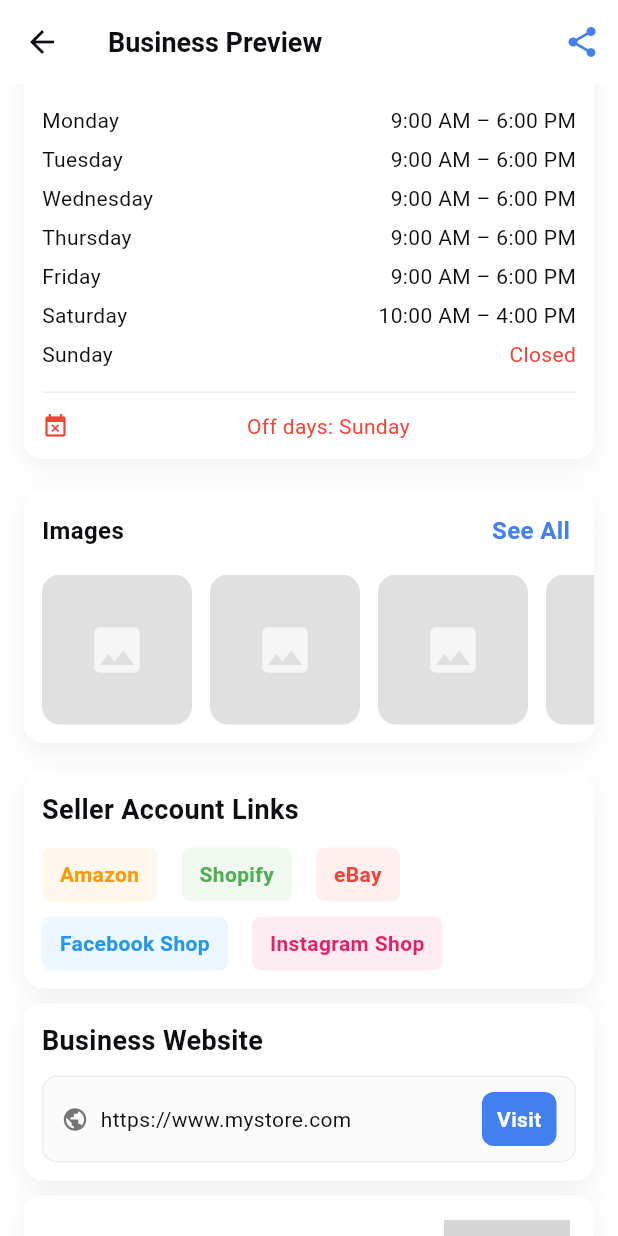
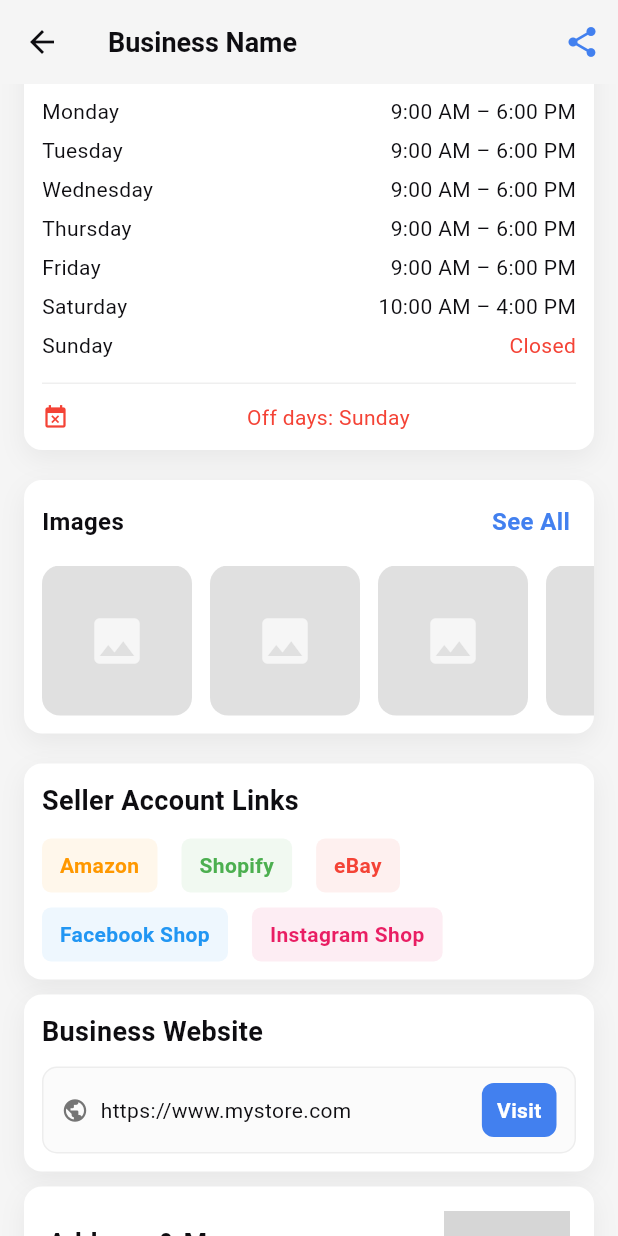
Before and after one commit to shemildevani/customerApp, a Flutter app: the BusinessScreen screen opened directly, scrolled down 576 dp, after a tap on "Visit", on a phone screen of 412 x 824 dp. Run offline on Flutter 3.47's test engine with Material 3 defaults, Android fonts, the phone set to English and light mode, and no system bars; our stand-ins replace connectivity_plus, flutter_otp_text_field, flutter_spinkit, flutter_svg, font_awesome_flutter, get and 5 more; missing offline and left inert: mobile_scanner; accounts and stored records are empty; grey boxes are pictures that could not be loaded.

Commit message:
some changes

```diff
--- a/lib/config/theme/theme.dart
+++ b/lib/config/theme/theme.dart
@@ -9,12 +9,13 @@
     // fontFamily: 'DMSans',
     brightness: Brightness.light,
     primaryColor: AppColors.primary,
+
     // applyElevationOverlayColor: true,
     // secondaryHeaderColor: AppColors.red,
-    scaffoldBackgroundColor: AppColors.white,
+    scaffoldBackgroundColor: Color.fromRGBO(245, 245, 245, 1),
     // splashColor: AppColors.grey1,
     appBarTheme: const AppBarTheme(
-      backgroundColor: AppColors.white,
+      backgroundColor: Color.fromRGBO(245, 245, 245, 1),
       surfaceTintColor: Colors.transparent,
       iconTheme: IconThemeData(color: AppColors.black),
       elevation: 0,
--- a/lib/screens/auth/login/login_screen.dart
+++ b/lib/screens/auth/login/login_screen.dart
@@ -85,16 +85,11 @@
                           color: AppColors.black,
                           fontWeight: appMediumFont,
                         ),
-
                         cursorColor: AppColors.primary,
                         textInputAction: TextInputAction.done,
                         autovalidateMode: AutovalidateMode.onUserInteraction,
                         initialValue: '+${cnt.countryDialCode.value}',
                         controller: cnt.phoneNumberController,
-
-                        onCountryChanged: (value) {
-                          cnt.countryDialCode.value = value.dialCode;
-                        },
                         invalidNumberMessage: 'Invalid phone number',
                         validator: (value) {
                           if (value == null || value.number.isEmpty) {
--- a/lib/screens/auth/login/login_screen_cnt.dart
+++ b/lib/screens/auth/login/login_screen_cnt.dart
@@ -4,7 +4,7 @@
 
 class LoginScreenCnt extends GetxController {
   final phoneNumberController = TextEditingController();
-  final countryDialCode = ''.obs;
+  final countryDialCode = '91'.obs;
   final isLoading = false.obs;
 
   @override
--- a/lib/screens/business_screen/business_screen.dart
+++ b/lib/screens/business_screen/business_screen.dart
@@ -20,7 +20,6 @@
 import 'package:font_awesome_flutter/font_awesome_flutter.dart';
 import 'package:get/get.dart';
 import 'package:share_plus/share_plus.dart';
-import 'package:url_launcher/url_launcher.dart';
 
 class BusinessScreen extends StatefulWidget {
   const BusinessScreen({super.key});
@@ -36,9 +35,10 @@
   Widget build(BuildContext context) {
     return Scaffold(
       appBar: buildAppBar(
-        title: 'Business Preview',
+        title: 'Business Name',
         action: [
           IconButton(
+            // ignore: deprecated_member_use
             onPressed: () async => Share.share('https://www.mystore.com'),
             icon: const Icon(Icons.share),
           ),
@@ -110,57 +110,12 @@
 
   @override
   Widget build(BuildContext context) {
-    return Padding(
-      padding: const EdgeInsets.symmetric(horizontal: 16),
-      child: Container(
-        padding: const EdgeInsets.symmetric(vertical: 12),
-        decoration: BoxDecoration(
-          borderRadius: BorderRadius.circular(12),
-          color: AppColors.white,
-          boxShadow: [
-            BoxShadow(
-              color: AppColors.black.withOpacity(0.06),
-              blurRadius: 14,
-              offset: const Offset(0, 6),
-            ),
-          ],
-        ),
-        child: Column(
-          crossAxisAlignment: CrossAxisAlignment.start,
-          children: [
-            Padding(
-              padding: EdgeInsets.only(left: 12),
-              child: AppText(
-                text: "Ongoing Offers",
-                fontWeight: appBoldFont,
-                fontSize: AppFontSize.s18,
-              ),
-            ),
-            AppSpacing.h6,
-            SizedBox(
-              height: 130,
-              child: ListView.builder(
-                scrollDirection: Axis.horizontal,
-                itemCount: 3,
-                itemBuilder:
-                    (context, index) => Padding(
-                      padding: EdgeInsets.only(
-                        left: index == 0 ? 12 : 6,
-                        right: index == 2 ? 12 : 6,
-                      ),
-                      child: OfferCard(
-                        title: 'Summer Sale ${index + 1}',
-                        subtitle: 'Flat 30% OFF on all T-Shirts',
-                        discountText: '30% OFF',
-                        validText: 'Valid till 30 Sep',
-                        imageAsset: 'assets/images/banner.jpg',
-                      ),
-                    ),
-              ),
-            ),
-          ],
-        ),
-      ),
+    return OfferCard(
+      title: 'Summer Sale',
+      subtitle: 'Flat 30% OFF on all T-Shirts',
+      discountText: '30% OFF',
+      validText: 'Valid till 30 Sep',
+      imageAsset: 'assets/images/banner.jpg',
     );
   }
 }
@@ -316,8 +271,7 @@
                   final String upiId =
                       "yourupiid@upi"; // 👈 your business UPI ID
                   Clipboard.setData(ClipboardData(text: upiId));
-                  showAppSnackBar( "UPI ID copied to clipboard");
-
+                  showAppSnackBar("UPI ID copied to clipboard");
                 },
               ),
             ],
--- a/lib/screens/business_screen/widgets/ongoing_offers_card.dart
+++ b/lib/screens/business_screen/widgets/ongoing_offers_card.dart
@@ -1,86 +1,5 @@
-// --- Ongoing Offers Section (UI only) ---
-// ignore_for_file: deprecated_member_use
-
 import 'package:customer_app/config/app_color/app_color.dart';
 import 'package:flutter/material.dart';
-
-// class OngoingOffersSection extends StatelessWidget {
-//   const OngoingOffersSection({super.key});
-
-//   @override
-//   Widget build(BuildContext context) {
-//     return Container(
-//       decoration: BoxDecoration(
-//         color: AppColors.white,
-//         borderRadius: BorderRadius.circular(12),
-//         boxShadow: [
-//           BoxShadow(
-//             color: AppColors.black.withOpacity(0.06),
-//             blurRadius: 14,
-//             offset: const Offset(0, 6),
-//           ),
-//         ],
-//       ),
-//       padding: const EdgeInsets.all(12),
-//       child: Column(
-//         crossAxisAlignment: CrossAxisAlignment.start,
-//         children: [
-//           // Header
-//           Row(
-//             children: [
-//               Expanded(
-//                 child: AppText(
-//                   text: 'Ongoing Offers',
-//                   fontWeight: appBoldFont,
-//                   fontSize: AppFontSize.s18,
-//                 ),
-//               ),
-//               Material(
-//                 color: AppColors.transparent,
-//                 child: InkWell(
-//                   borderRadius: BorderRadius.circular(8),
-//                   onTap: () {}, // TODO: See all
-//                   child: Padding(
-//                     padding: const EdgeInsets.symmetric(
-//                       horizontal: 8,
-//                       vertical: 6,
-//                     ),
-//                     child: AppText(
-//                       text: 'See all',
-//                       color: AppColors.primary,
-//                       fontSize: AppFontSize.s14,
-//                       fontWeight: appBoldFont,
-//                     ),
-//                   ),
-//                 ),
-//               ),
-//             ],
-//           ),
-
-//           AppSpacing.h12,
-
-//           // Cards carousel
-//           SizedBox(
-//             height: 130,
-//             child: ListView.builder(
-//               scrollDirection: Axis.horizontal,
-//               itemCount: 3, // static demo
-//               itemBuilder: (context, index) {
-//                 return _OfferCard(
-//                   title: 'Summer Sale ${index + 1}',
-//                   subtitle: 'Flat 30% OFF on all T-Shirts',
-//                   discountText: '30% OFF',
-//                   validText: 'Valid till 30 Sep',
-//                   imageAsset: 'assets/images/banner.jpg', // replace per item
-//                 );
-//               },
-//             ),
-//           ),
-//         ],
-//       ),
-//     );
-//   }
-// }
 
 class OfferCard extends StatelessWidget {
   final String title;
@@ -101,15 +20,12 @@
   @override
   Widget build(BuildContext context) {
     return Container(
-      width: 200,
-      padding: const EdgeInsets.all(12),
+      width: double.infinity,
+      height: 180,
       decoration: BoxDecoration(
-        color: AppColors.grey1.withOpacity(0.08),
-        borderRadius: BorderRadius.circular(12),
-
         image: DecorationImage(
           image: AssetImage('assets/images/offer.jpg'),
-          fit: BoxFit.contain,
+          fit: BoxFit.fill,
         ),
         border: Border.all(color: AppColors.grey1.withOpacity(0.5)),
       ),
--- a/lib/screens/home_screen/home_screen.dart
+++ b/lib/screens/home_screen/home_screen.dart
@@ -7,6 +7,7 @@
 import 'package:customer_app/screens/business_screen/business_screen.dart';
 import 'package:customer_app/screens/home_screen/home_screen_cnt.dart';
 import 'package:customer_app/screens/home_screen/shimmer_widget/business_list_shimmer.dart';
+import 'package:customer_app/screens/notification_screen/notification_screen.dart';
 import 'package:customer_app/screens/qr_code_scanner/qr_code_scanner_screen.dart';
 import 'package:customer_app/shared/business_card.dart';
 import 'package:customer_app/shared/widgets/app_text.dart';
@@ -26,7 +27,7 @@
         action: [
           IconButton(
             onPressed: () {
-              cnt.getBusinessList();
+              Get.to(() => NotificationScreen());
             },
             icon: Icon(Icons.notifications_none, color: AppColors.primary),
           ),
--- a/lib/shared/business_card.dart
+++ b/lib/shared/business_card.dart
@@ -179,7 +179,7 @@
                   Banner(
                     location: BannerLocation.topStart,
                     message: 'CLOSED',
-                    color: AppColors.error,
+                    color: Colors.red.shade900,
                     child: Container(
                       height: 84,
                       width: 84,
--- a/pubspec.yaml
+++ b/pubspec.yaml
@@ -53,6 +53,8 @@
   sqflite: ^2.4.2
   path: ^1.9.1
   path_provider: ^2.1.5
+  photo_view: ^0.15.0
+  flutter_spinkit: ^5.2.2
 
 dev_dependencies:
   flutter_test:
```
Also changed, not shown: lib/screens/notification_screen/notification_screen.dart (added, +22 -0 lines), lib/shared/widgets/app_button.dart (+2 -8 lines), lib/shared/widgets/app_loading.dart (+7 -4 lines), lib/screens/notification_screen/notification_screen_cnt.dart (added), pubspec.lock.
